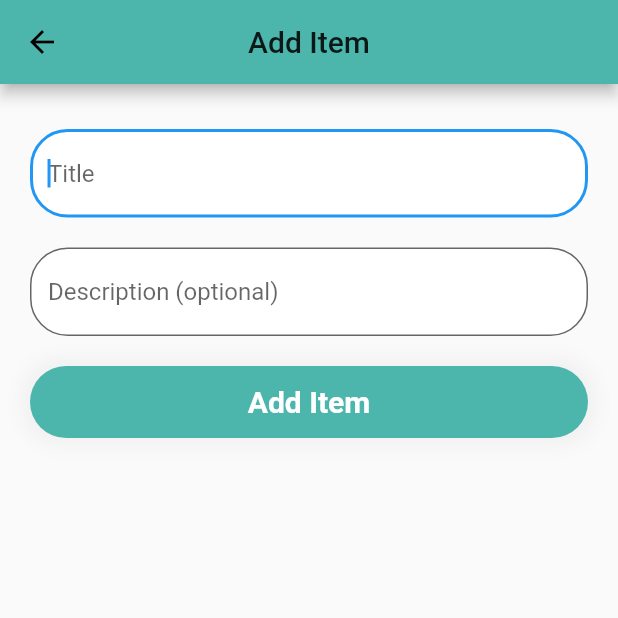
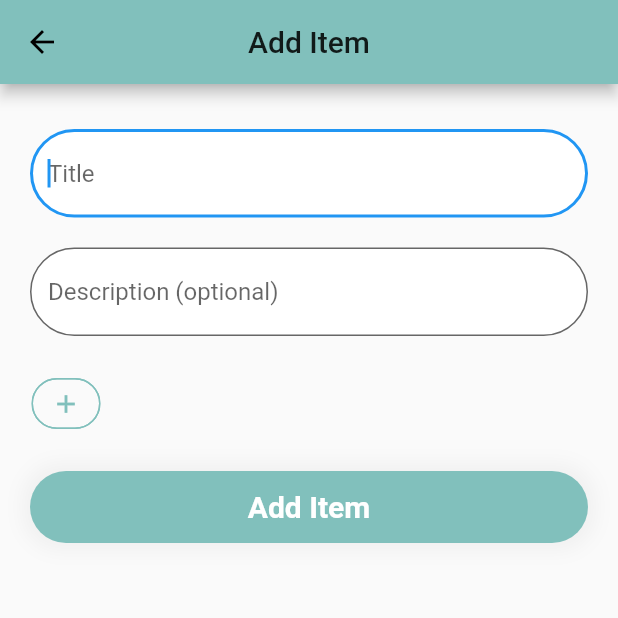
Before and after one commit to imepnja/Groceries, a Flutter app: the screen it shows after launch, after a tap on the "add" icon, on a phone screen of 412 x 824 dp, the top half of it. Run offline on Flutter 3.47's test engine with Material 2 defaults, Android fonts, the phone set to English and light mode, and no system bars; our stand-ins replace cloud_firestore, flutter_spinkit; missing offline and left inert: animated_stream_list, dart:ffi; accounts and stored records are empty.

Commit message:
Added [Tags]

```diff
--- /dev/null
+++ b/lib/constants.dart
@@ -0,0 +1,32 @@
+import 'dart:math';
+
+import 'package:flutter/material.dart';
+
+class MyColors {
+  static Color green = Color.fromARGB(255, 129, 192, 188);
+
+  static Color yellow = Color(4294826037);
+  static Color blue = Color.fromARGB(255, 981, 281, 55);
+  // static Color purple = Color(4287985101);
+  static Color purple = Color.fromARGB(255, 125, 122, 159);
+  static Color pink = Color.fromARGB(255, 230, 132, 128);
+  static Color salmon = Color.fromARGB(255, 246, 195, 171);
+  static Color beige = Color.fromARGB(255, 251, 230, 200);
+
+  static Color get primary => green;
+
+  static List<Color> allColors = [
+    green,
+    yellow,
+    blue,
+    purple,
+    pink,
+    salmon,
+    beige
+  ];
+
+  static Color get randomColor {
+    var rng = Random();
+    return allColors[rng.nextInt(allColors.length)];
+  }
+}
--- a/lib/main.dart
+++ b/lib/main.dart
@@ -1,3 +1,4 @@
+import 'package:Groceries/constants.dart';
 import 'package:Groceries/pages/home_page.dart';
 import 'package:flutter/material.dart';
 
@@ -21,7 +22,7 @@ class MyApp extends StatelessWidget {
         // or simply save your changes to "hot reload" in a Flutter IDE).
         // Notice that the counter didn't reset back to zero; the application
         // is not restarted.
-        primaryColor: Colors.teal[300],
+        primaryColor: MyColors.green,
         // primaryColor: Color(0xFF5FEDD2),
         // This makes the visual density adapt to the platform that you run
         // the app on. For desktop platforms, the controls will be smaller and
--- /dev/null
+++ b/lib/models/tag.dart
@@ -0,0 +1,156 @@
+import 'package:Groceries/constants.dart';
+import 'package:Groceries/databse.dart';
+import 'package:cloud_firestore/cloud_firestore.dart';
+import 'package:flutter/cupertino.dart';
+import 'package:flutter/material.dart';
+
+class Tag {
+  Color color;
+  final String name;
+
+  Tag({this.color, this.name});
+
+  Tag get empty => Tag(color: Colors.blueGrey, name: '');
+
+  factory Tag.fromDocumentSnapshot(DocumentSnapshot ds) {
+    return Tag(name: ds.documentID, color: Color(int.parse(ds.data['color'])));
+  }
+}
+
+class TagCard extends StatefulWidget {
+  TagCard(this.tag, {Key key, this.selected = false}) : super(key: key);
+
+  final Tag tag;
+  bool selected;
+
+  @override
+  _TagCardState createState() => _TagCardState();
+}
+
+class _TagCardState extends State<TagCard> {
+  BoxConstraints constraints =
+      BoxConstraints(maxHeight: 25, minHeight: 20, minWidth: 50);
+
+  @override
+  Widget build(BuildContext context) {
+    Tag tag = widget.tag;
+
+    return Chip(
+      padding: EdgeInsets.all(2),
+      visualDensity: VisualDensity.compact,
+      shape: RoundedRectangleBorder(
+          borderRadius: BorderRadius.circular(30),
+          side: BorderSide(color: tag.color)),
+      label: Text(
+        tag.name,
+        style: TextStyle(fontSize: 12),
+      ),
+      backgroundColor: !widget.selected ? Colors.transparent : tag.color,
+    );
+  }
+}
+
+class AddTagCard extends StatefulWidget {
+  AddTagCard({Key key}) : super(key: key);
+
+  @override
+  _AddTagCardState createState() => _AddTagCardState();
+}
+
+class _AddTagCardState extends State<AddTagCard> {
+  bool addNew = false;
+
+  @override
+  Widget build(BuildContext context) {
+    return GestureDetector(
+      onTap: () => setState(() => addNew = true),
+      child: Chip(
+        // padding: EdgeInsets.symmetric(horizontal: 4, vertical: 4),
+
+        shape: RoundedRectangleBorder(
+            borderRadius: BorderRadius.circular(30),
+            side: BorderSide(color: MyColors.primary)),
+        backgroundColor: Colors.transparent,
+        // labelPadding: EdgeInsets.all(5),
+        label: addNew
+            ? ConstrainedBox(
+                constraints: BoxConstraints(maxWidth: 100, maxHeight: 20),
+                child: TextFormField(
+                  onFieldSubmitted: (newValue) {
+                    setState(() {
+                      addNew = false;
+                      if (newValue != '')
+                        DatabaseService().addTag(
+                            Tag(name: newValue, color: MyColors.randomColor));
+                    });
+                  },
+                  autofocus: true,
+                  maxLines: 1,
+                  textAlignVertical: TextAlignVertical.center,
+                  style: TextStyle(fontSize: 14, fontWeight: FontWeight.w500),
+                  decoration: InputDecoration(
+                    border: InputBorder.none,
+                  ),
+                ),
+              )
+            : Icon(
+                Icons.add,
+                size: 20,
+                color: MyColors.primary,
+              ),
+      ),
+    );
+  }
+}
+
+class TagsList extends StatelessWidget {
+  const TagsList(
+      {Key key, this.selectedTags, this.deselect(Tag t), this.select(Tag t)})
+      : super(key: key);
+
+  final List<Tag> selectedTags;
+  final Function deselect;
+  final Function select;
+
+  @override
+  Widget build(BuildContext context) {
+    return SizedBox(
+      height: 50,
+      child: StreamBuilder<List<Tag>>(
+        stream: DatabaseService().tagStream(),
+        builder: (context, snapshot) {
+          if (snapshot.hasData) {
+            var list = snapshot.data;
+
+            return ListView.builder(
+              itemCount: list.length + 1,
+              scrollDirection: Axis.horizontal,
+              itemBuilder: (context, index) {
+                if (index == list.length) return AddTagCard();
+                var tag = list[index];
+
+                var selected = selectedTags
+                    .where((element) => element.name == tag.name)
+                    .isNotEmpty;
+                return Padding(
+                  padding: const EdgeInsets.only(right: 8.0),
+                  child: GestureDetector(
+                    onTap: () => selected ? deselect(tag) : select(tag),
+                    child: TagCard(
+                      tag,
+                      selected: selected,
+                    ),
+                  ),
+                );
+              },
+            );
+          } else {
+            return Center(
+                child:
+                    Text('Loading...', style: TextStyle(color: Colors.grey)));
+          }
+        },
+      ),
+    );
+  }
+}
--- a/lib/pages/add_item_page.dart
+++ b/lib/pages/add_item_page.dart
@@ -1,8 +1,14 @@
+import 'dart:ffi';
+
 import 'package:Groceries/databse.dart';
 import 'package:Groceries/models/item.dart';
+import 'package:Groceries/models/tag.dart';
 import 'package:Groceries/navigator.dart';
 import 'package:flutter/material.dart';
 import 'package:flutter_spinkit/flutter_spinkit.dart';
+
+import '../databse.dart';
+import '../databse.dart';
 
 class AddItemPage extends StatefulWidget {
   final GlobalKey<AnimatedListState> listKey;
@@ -15,8 +21,18 @@ class AddItemPage extends StatefulWidget {
 
 class _AddItemPageState extends State<AddItemPage> {
   GlobalKey<FormState> _formKey = GlobalKey();
+  List<Tag> tagsList;
+
+  List<Tag> selectedTags = [];
   String title = '';
   String description = '';
+
+  DatabaseService databaseService = DatabaseService();
+
+  @override
+  void initState() {
+    super.initState();
+  }
 
   void addItem() {
     if (_formKey.currentState.validate()) {
@@ -24,9 +40,17 @@ class _AddItemPageState extends State<AddItemPage> {
       // if(widget.listKey.currentState != null) {
       // widget.listKey.currentState.insertItem(0);
       // }
-                        DatabaseService().addItem(
-                            title: title, description: description ?? '');
+      databaseService.addItem(
+          title: title, description: description ?? '', tags: selectedTags);
     }
+  }
+
+  void selectTag(Tag t) {
+    setState(() => selectedTags.add(t));
+  }
+
+  void deselectTag(Tag t) {
+    setState(() => selectedTags.removeWhere((e) => e.name == t.name));
   }
 
   @override
@@ -58,7 +82,7 @@ class _AddItemPageState extends State<AddItemPage> {
                     fillColor: Colors.white,
                     filled: true,
                     border: OutlineInputBorder(
-                        borderRadius: BorderRadius.circular(25),
+                        borderRadius: BorderRadius.circular(30),
                         borderSide:
                             BorderSide(color: Colors.white, width: 2.0)),
                   ),
@@ -71,11 +95,16 @@ class _AddItemPageState extends State<AddItemPage> {
                     fillColor: Colors.white,
                     filled: true,
                     border: OutlineInputBorder(
-                        borderRadius: BorderRadius.circular(25),
+                        borderRadius: BorderRadius.circular(30),
                         borderSide:
                             BorderSide(color: Colors.white, width: 2.0)),
                   ),
                 ),
+                SizedBox(height: 20),
+                TagsList(
+                    deselect: (t) => deselectTag(t),
+                    select: (t) => selectTag(t),
+                    selectedTags: selectedTags),
                 SizedBox(height: 20),
                 Container(
                   decoration: BoxDecoration(
@@ -101,7 +130,5 @@ class _AddItemPageState extends State<AddItemPage> {
             ),
           ),
         ));
-
-
   }
 }
--- a/lib/pages/home_page.dart
+++ b/lib/pages/home_page.dart
@@ -1,3 +1,4 @@
+import 'package:Groceries/models/tag.dart';
 import 'package:Groceries/navigator.dart';
 import 'package:Groceries/pages/add_item_page.dart';
 import 'package:Groceries/databse.dart';
@@ -6,7 +7,10 @@ import 'package:Groceries/pages/edit_item_page.dart';
 import 'package:animated_stream_list/animated_stream_list.dart';
 import 'package:cloud_firestore/cloud_firestore.dart';
 import 'package:flutter/material.dart';
+import 'package:flutter/src/foundation/diagnostics.dart';
 import 'package:flutter_spinkit/flutter_spinkit.dart';
+
+import '../models/item.dart';
 
 class HomePage extends StatefulWidget {
   @override
@@ -16,15 +20,41 @@ class HomePage extends StatefulWidget {
 class _HomePageState extends State<HomePage> {
   GlobalKey<AnimatedListState> listKey = new GlobalKey<AnimatedListState>();
 
+  DatabaseService databaseService = DatabaseService();
+
+  List<Item> updateColors(List<Item> items, List<Tag> allTags) {
+    return items = items.map((i) {
+      i.tags = i.tags
+          .map((tag) => allTags
+              .firstWhere((element) => element.name == tag.name, orElse: null))
+          .toList();
+      return i;
+    }).toList();
+  }
+
   @override
   Widget build(BuildContext context) {
     return Scaffold(
       appBar: AppBar(
-        title: Text('Groceries', style: TextStyle(color: Colors.white)),
+        title: Text('Groceries',
+            style: TextStyle(
+                color: Colors.white,
+                fontWeight: FontWeight.w800,
+                fontSize: 24)),
         centerTitle: true,
         actions: [
           PopupMenuButton(
+            icon: Icon(
+              Icons.more_horiz,
               color: Colors.white,
+            ),
+            onSelected: (value) {
+              if (value == 1) {
+                DatabaseService().deleteCheckedItems();
+              } else if (value == 2) {
+                DatabaseService().deleteAllItems();
+              }
+            },
             itemBuilder: (context) => [
               PopupMenuItem(
                 child: Text('Clear checked items', style: TextStyle()),
@@ -35,89 +65,61 @@ class _HomePageState extends State<HomePage> {
                 value: 2,
               ),
             ],
-            onSelected: (value) {
-              if(value == 1) {
-                DatabaseService().deleteCheckedItems();
-              } else if(value == 2) {
-                DatabaseService().deleteAllItems();
-              }
-            },
-            // onSelected: ,
           ),
         ],
       ),
-      // body: AnimatedStreamList<Item>(
-//
-      // streamList: DatabaseService().groceryListStream,
-      // itemBuilder: (Item item, index, context, animation) {
-      // print(animation);
-      // print('hey');
-      // return FadeTransition(
-      // opacity: animation,
-      // child: item,
-      // );
-      // },
-      // itemRemovedBuilder: (Item item, index, context, animation) {
-      // return FadeTransition(
-      // opacity: animation,
-      // child: item,
-      // );
-      // },
-      // ),
-
       body: StreamBuilder<List<Item>>(
-          stream: DatabaseService().groceryListStream,
+          stream: databaseService.groceryListStream,
           builder: (context, snapshot) {
             if (snapshot.hasData) {
-            // if (snapshot.data.length != 0) {
+              if (snapshot.data.length != 0) {
                 List<Item> list = snapshot.data;
-              int enabledCount =
-                  list.where((element) => element.enabled).length;
-              print(enabledCount);
+                return FutureBuilder<List<Tag>>(
+                    future: databaseService.getTags(),
+                    builder: (context, future) {
+                      if (future.hasData) {
+                        updateColors(list, future.data);
                         return ListView.builder(
                           key: listKey,
                           itemCount: list.length,
                           itemBuilder: (context, index) {
-                  list[index].currentPos = index;
-                  print(list[index].currentPos);
-                  return Opacity(
-                    opacity: list[index].enabled ? 1 : 0.5,
-                                        child: InkWell(
-                        onTap: () => setState(() {
-                              DatabaseService()
-                                  .changeEnabled(list[index], enabledCount);
-                            }),
+                            Item item = list[index];
+                            return InkWell(
                               onLongPress: () => Nav.push(
                                   context,
                                   EditItemPage(
-                              item: list[index],
+                                    item: item,
                                     listKey: listKey,
                                   )),
-                        child: list[index]),
+                              child: Dismissible(
+                                key: Key(item.id),
+                                onDismissed: (direction) =>
+                                    databaseService.removeItem(item.id),
+                                child: ItemCard(item),
+                              ),
                             );
                           },
                         );
-            // } else {
-            //   return Center(
-            //     child: Column(
-            //       mainAxisAlignment: MainAxisAlignment.center,
-            //       children: [
-            //         Text('No items yet', style: TextStyle()),
-            //         Text('Try adding one', style: TextStyle()),
-            //       ],
-            //     ),
-            //   );
-            // }
-
-            // return ListView.builder(
-            //   itemCount: list.length,
-            //   itemBuilder: (context, index) {
-            //     return list[index].enabled ? list[index] : list[index];
-            //   },
-            // );
+                      }
+                      return Text('loading...');
+                    });
+              } else {
+                return Center(
+                  child: Column(
+                    mainAxisAlignment: MainAxisAlignment.center,
+                    children: [
+                      Text('No items yet',
+                          style: TextStyle(fontSize: 18, color: Colors.grey)),
+                      SizedBox(height: 5),
+                      Text('Try adding one',
+                          style: TextStyle(fontSize: 16, color: Colors.grey)),
+                    ],
+                  ),
+                );
+              }
             } else {
               print('no Data...');
-              return SpinKitSpinningCircle(
+              return SpinKitCircle(
                 color: Colors.black,
               );
             }
--- a/pubspec.yaml
+++ b/pubspec.yaml
@@ -32,6 +32,7 @@ dependencies:
   firebase_core: ^0.4.5
   flutter_spinkit: "^4.1.2"
   animated_stream_list: ^1.1.0
+  async: ^2.4.2
 
 
 dev_dependencies:
@@ -39,6 +40,7 @@ dev_dependencies:
     sdk: flutter
 
   flutter_launcher_icons: "^0.7.3"
+
 
 flutter_icons:
   android: "launcher_icon"
```
Also changed, not shown: lib/databse.dart (+68 -11 lines), lib/models/item.dart (+77 -42 lines), lib/pages/edit_item_page.dart (+38 -25 lines), assets/icon.png, pubspec.lock, 47 other files. Lines whose indentation alone changed are shown as unchanged.
